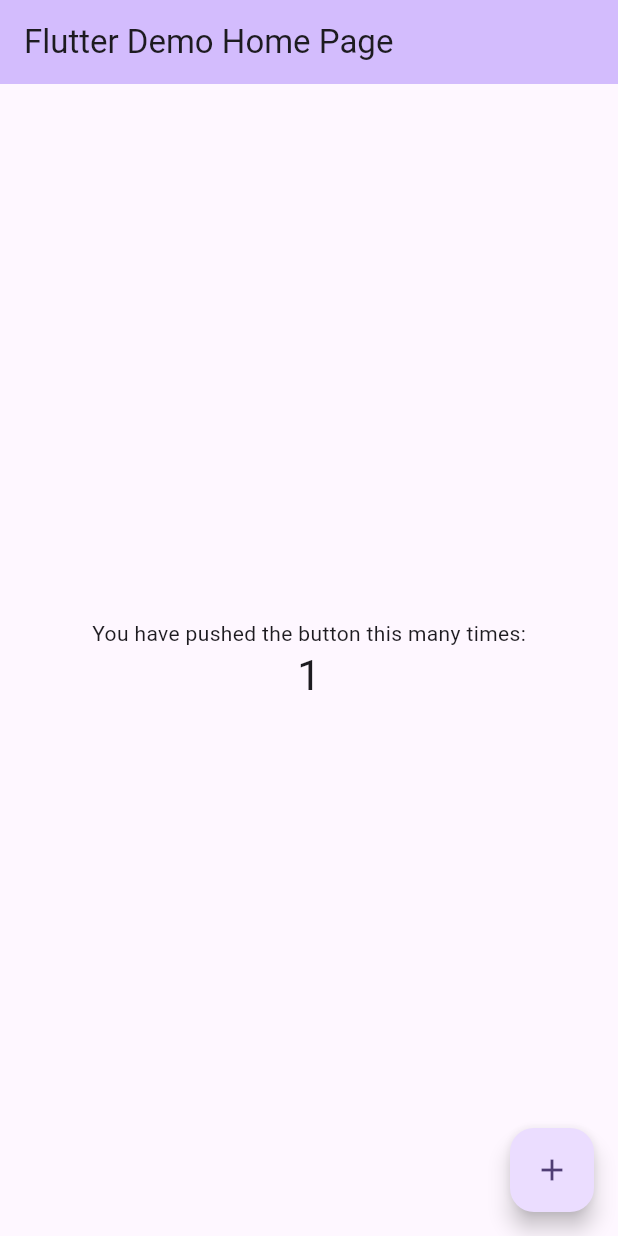
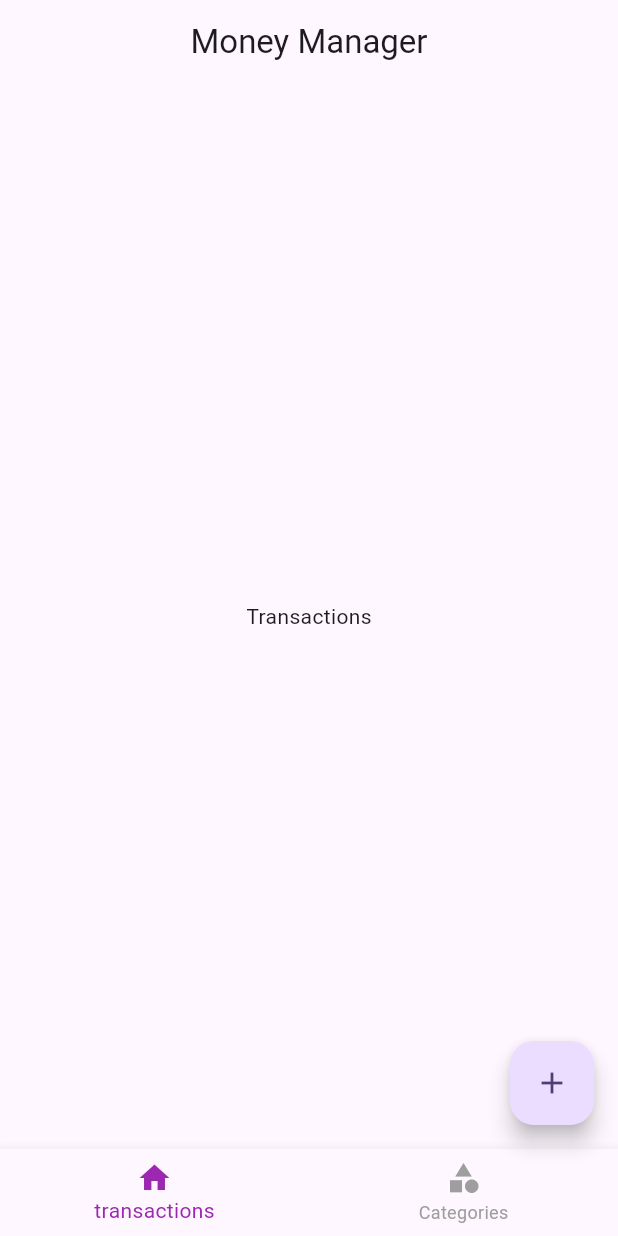
Before and after one commit to Abhishek-jaison/money_management_app, a Flutter app: the screen it shows after launch, after a tap on the "add" icon, on a phone screen of 412 x 824 dp. Run offline on Flutter 3.47's test engine with Material 3 defaults, Android fonts, the phone set to English and light mode, and no system bars.

Commit message:
bottom nav bar

```diff
--- a/lib/main.dart
+++ b/lib/main.dart
@@ -1,4 +1,5 @@
 import 'package:flutter/material.dart';
+import 'package:money_management_app/screens/home/screen_home.dart';
 
 void main() {
   runApp(const MyApp());
@@ -31,95 +32,7 @@ class MyApp extends StatelessWidget {
         colorScheme: ColorScheme.fromSeed(seedColor: Colors.deepPurple),
         useMaterial3: true,
       ),
-      home: const MyHomePage(title: 'Flutter Demo Home Page'),
+      home: const ScreenHome(),
     );
   }
 }
-
-class MyHomePage extends StatefulWidget {
-  const MyHomePage({super.key, required this.title});
-
-  // This widget is the home page of your application. It is stateful, meaning
-  // that it has a State object (defined below) that contains fields that affect
-  // how it looks.
-
-  // This class is the configuration for the state. It holds the values (in this
-  // case the title) provided by the parent (in this case the App widget) and
-  // used by the build method of the State. Fields in a Widget subclass are
-  // always marked "final".
-
-  final String title;
-
-  @override
-  State<MyHomePage> createState() => _MyHomePageState();
-}
-
-class _MyHomePageState extends State<MyHomePage> {
-  int _counter = 0;
-
-  void _incrementCounter() {
-    setState(() {
-      // This call to setState tells the Flutter framework that something has
-      // changed in this State, which causes it to rerun the build method below
-      // so that the display can reflect the updated values. If we changed
-      // _counter without calling setState(), then the build method would not be
-      // called again, and so nothing would appear to happen.
-      _counter++;
-    });
-  }
-
-  @override
-  Widget build(BuildContext context) {
-    // This method is rerun every time setState is called, for instance as done
-    // by the _incrementCounter method above.
-    //
-    // The Flutter framework has been optimized to make rerunning build methods
-    // fast, so that you can just rebuild anything that needs updating rather
-    // than having to individually change instances of widgets.
-    return Scaffold(
-      appBar: AppBar(
-        // TRY THIS: Try changing the color here to a specific color (to
-        // Colors.amber, perhaps?) and trigger a hot reload to see the AppBar
-        // change color while the other colors stay the same.
-        backgroundColor: Theme.of(context).colorScheme.inversePrimary,
-        // Here we take the value from the MyHomePage object that was created by
-        // the App.build method, and use it to set our appbar title.
-        title: Text(widget.title),
-      ),
-      body: Center(
-        // Center is a layout widget. It takes a single child and positions it
-        // in the middle of the parent.
-        child: Column(
-          // Column is also a layout widget. It takes a list of children and
-          // arranges them vertically. By default, it sizes itself to fit its
-          // children horizontally, and tries to be as tall as its parent.
-          //
-          // Column has various properties to control how it sizes itself and
-          // how it positions its children. Here we use mainAxisAlignment to
-          // center the children vertically; the main axis here is the vertical
-          // axis because Columns are vertical (the cross axis would be
-          // horizontal).
-          //
-          // TRY THIS: Invoke "debug painting" (choose the "Toggle Debug Paint"
-          // action in the IDE, or press "p" in the console), to see the
-          // wireframe for each widget.
-          mainAxisAlignment: MainAxisAlignment.center,
-          children: <Widget>[
-            const Text(
-              'You have pushed the button this many times:',
-            ),
-            Text(
-              '$_counter',
-              style: Theme.of(context).textTheme.headlineMedium,
-            ),
-          ],
-        ),
-      ),
-      floatingActionButton: FloatingActionButton(
-        onPressed: _incrementCounter,
-        tooltip: 'Increment',
-        child: const Icon(Icons.add),
-      ), // This trailing comma makes auto-formatting nicer for build methods.
-    );
-  }
-}
--- /dev/null
+++ b/lib/screens/categories/screen_category.dart
@@ -0,0 +1,10 @@
+import 'package:flutter/material.dart';
+
+class ScreenCategory extends StatelessWidget {
+  const ScreenCategory({super.key});
+
+  @override
+  Widget build(BuildContext context) {
+    return Center(child: Text('Category'));
+  }
+}
--- a/lib/screens/home/screen_home.dart
+++ b/lib/screens/home/screen_home.dart
@@ -1,12 +1,43 @@
 import 'package:flutter/material.dart';
+import 'package:money_management_app/screens/categories/screen_category.dart';
+import 'package:money_management_app/screens/home/widgets/bottom_navigation.dart';
+import 'package:money_management_app/screens/transactions/Screen_transaction.dart';
 
 class ScreenHome extends StatelessWidget {
   const ScreenHome({super.key});
 
+  static ValueNotifier<int> selectedIndexNotifier=ValueNotifier(0);
+
+  final  _pages=const[
+    ScreenTransactions(),
+    ScreenCategory()
+  ];
+
   @override
   Widget build(BuildContext context) {
     return Scaffold(
-      body: SafeArea(child: child),
+
+      appBar: AppBar(title: Text('Money Manager'),
+      centerTitle: true,),
+
+      bottomNavigationBar: const MoneyManagerBottomNavigation(),
+      body: SafeArea(
+        child: ValueListenableBuilder(valueListenable: selectedIndexNotifier,
+        builder: (BuildContext context,int updatedIndex, _){
+          return _pages[updatedIndex];
+        },
+        )
+      ),
+    floatingActionButton: FloatingActionButton(onPressed: (){
+      if(selectedIndexNotifier.value==0){
+        print('add transaction');
+      }
+      else{
+        print('add category');
+      }
+    },
+    child: Icon(Icons.add),
+    ),
     );
   }
 }
--- /dev/null
+++ b/lib/screens/home/widgets/bottom_navigation.dart
@@ -0,0 +1,31 @@
+import 'package:flutter/material.dart';
+import 'package:money_management_app/screens/home/screen_home.dart';
+
+class MoneyManagerBottomNavigation extends StatelessWidget {
+  const MoneyManagerBottomNavigation({super.key});
+
+  @override
+  Widget build(BuildContext context) {
+    return ValueListenableBuilder(
+      valueListenable: ScreenHome.selectedIndexNotifier,
+      builder: (BuildContext ctx, int updatedIndex, Widget? _)
+      {
+        return BottomNavigationBar(
+        selectedItemColor: Colors.purple,
+        unselectedItemColor: Colors.grey,
+        currentIndex: updatedIndex,
+        onTap: (newIndex){
+          ScreenHome.selectedIndexNotifier.value=newIndex;
+        },
+        items: const [
+        BottomNavigationBarItem(icon: Icon(Icons.home),
+        label: 'transactions'
+        ),
+        BottomNavigationBarItem(icon: Icon(Icons.category),
+        label: 'Categories'
+        )
+      ]);
+      },
+    );
+  }
+}
--- /dev/null
+++ b/lib/screens/transactions/Screen_transaction.dart
@@ -0,0 +1,10 @@
+import 'package:flutter/material.dart';
+
+class ScreenTransactions extends StatelessWidget {
+  const ScreenTransactions({super.key});
+
+  @override
+  Widget build(BuildContext context) {
+    return Center(child: Text('Transactions'));
+  }
+}
```
